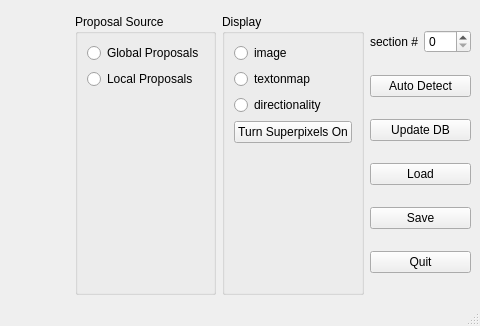
Above: visualization/BrainLabelingGui_v10.ui from mistycheney/MouseBrainAtlas before the change; both pictures show x 560 to 1040 and y 589 to 915 of the 1040 by 915 pixel window. Below: the same form after it.
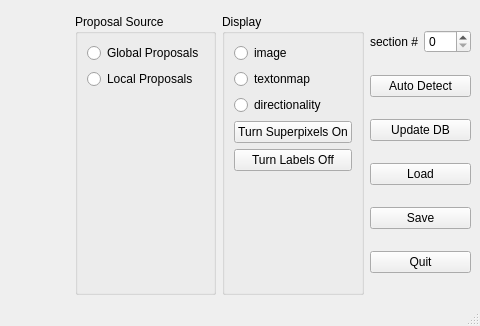
That is the form after the change. Custom widgets are drawn as their Qt base class.

Commit message: add auto-complete combobox for selecting structure names

```diff
--- a/visualization/BrainLabelingGui_v10.ui
+++ b/visualization/BrainLabelingGui_v10.ui
@@ -167,6 +167,13 @@
                </property>
               </widget>
              </item>
+             <item>
+              <widget class="QPushButton" name="button_labelsOnOff">
+               <property name="text">
+                <string>Turn Labels Off</string>
+               </property>
+              </widget>
+             </item>
              <item>
               <spacer name="verticalSpacer_2">
                <property name="orientation">
```
The commit also changes 3 other files.
